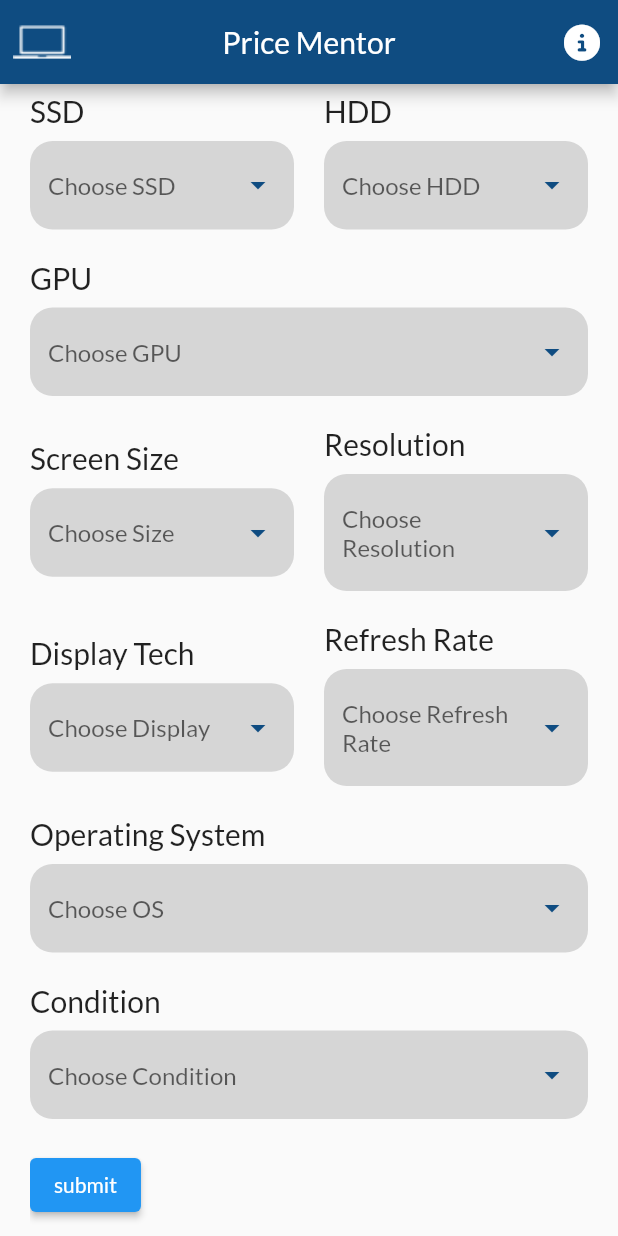
After one commit to Mohamed-Ararr/Price-Mentor-App, a Flutter app: the screen it shows after launch, scrolled down 386 dp, after a tap on "submit", on a phone screen of 412 x 824 dp. The commit adds this screen. Run offline on Flutter 3.47's test engine with Material 2 defaults, Android fonts, the phone set to English and light mode, and no system bars; drawn by our look-alikes of dropdown_search; our stand-ins replace font_awesome_flutter, go_router.

Commit message:
refactor widgets

```diff
--- /dev/null
+++ b/lib/Features/HomeScreen/Presentation/Widgets/laptopFields.dart
@@ -0,0 +1,124 @@
+import 'package:flutter/material.dart';
+
+import '../../../../Core/Drop down search/DropdownSearch.dart';
+
+class LaptopFields extends StatelessWidget {
+  const LaptopFields({super.key});
+
+  @override
+  Widget build(BuildContext context) {
+    return Column(
+      children: [
+        Dropdown(
+          onSaved: (value) {},
+          fieldTitle: "Brand",
+          hintText: "Choose Brand",
+          items: ["items"],
+        ),
+        const SizedBox(height: 20),
+        Dropdown(
+          onSaved: (value) {},
+          showSearchBox: true,
+          fieldTitle: "CPU",
+          hintText: "Choose CPU",
+          items: ["items"],
+        ),
+        const SizedBox(height: 20),
+        Dropdown(
+          onSaved: (value) {},
+          fieldTitle: "RAM",
+          hintText: "Choose RAM",
+          items: ["items"],
+        ),
+        const SizedBox(height: 20),
+        Row(
+          children: [
+            Expanded(
+              child: Dropdown(
+                onSaved: (value) {},
+                fieldTitle: "SSD",
+                hintText: "Choose SSD",
+                items: ["items"],
+              ),
+            ),
+            const SizedBox(width: 20),
+            Expanded(
+              child: Dropdown(
+                onSaved: (value) {},
+                fieldTitle: "HDD",
+                hintText: "Choose HDD",
+                items: ["items"],
+              ),
+            ),
+          ],
+        ),
+        const SizedBox(height: 20),
+        Dropdown(
+          onSaved: (value) {},
+          showSearchBox: true,
+          fieldTitle: "GPU",
+          hintText: "Choose GPU",
+          items: ["items"],
+        ),
+        const SizedBox(height: 20),
+        Row(
+          children: [
+            Expanded(
+              child: Dropdown(
+                onSaved: (value) {},
+                fieldTitle: "Screen Size",
+                hintText: "Choose Size",
+                items: ["items"],
+              ),
+            ),
+            const SizedBox(width: 20),
+            Expanded(
+              child: Dropdown(
+                onSaved: (value) {},
+                fieldTitle: "Resolution",
+                hintText: "Choose Resolution",
+                items: ["items"],
+              ),
+            ),
+          ],
+        ),
+        const SizedBox(height: 20),
+        Row(
+          children: [
+            Expanded(
+              child: Dropdown(
+                onSaved: (value) {},
+                fieldTitle: "Display Tech",
+                hintText: "Choose Display",
+                items: ["items"],
+              ),
+            ),
+            const SizedBox(width: 20),
+            Expanded(
+              child: Dropdown(
+                onSaved: (value) {},
+                fieldTitle: "Refresh Rate",
+                hintText: "Choose Refresh Rate",
+                items: ["items"],
+              ),
+            ),
+          ],
+        ),
+        const SizedBox(height: 20),
+        Dropdown(
+          onSaved: (value) {},
+          fieldTitle: "Operating System",
+          hintText: "Choose OS",
+          items: ["items"],
+        ),
+        const SizedBox(height: 20),
+        Dropdown(
+          onSaved: (value) {},
+          fieldTitle: "Condition",
+          hintText: "Choose Condition",
+          items: ["New", "Like New", "Good"],
+        ),
+      ],
+    );
+  }
+}
--- /dev/null
+++ b/lib/Features/HomeScreen/Presentation/Widgets/submitButton.dart
@@ -0,0 +1,17 @@
+// ignore_for_file: file_names
+
+import 'package:flutter/material.dart';
+
+class SubmitButton extends StatelessWidget {
+  const SubmitButton({super.key, this.onPressed});
+
+  final Function()? onPressed;
+
+  @override
+  Widget build(BuildContext context) {
+    return ElevatedButton(
+      onPressed: onPressed,
+      child: const Text("submit"),
+    );
+  }
+}
```
Also changed, not shown: lib/Features/HomeScreen/Presentation/Widgets/HomeViewBody.dart (+6 -143 lines).
